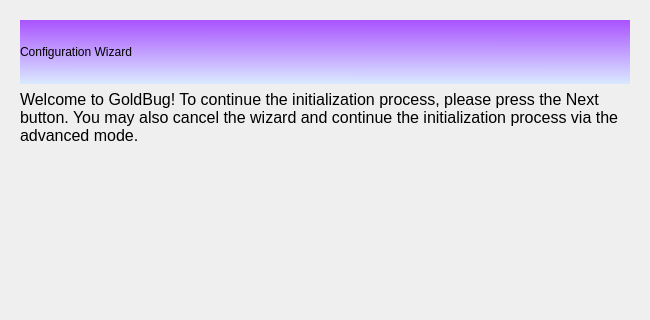
The window that branches/trunk/GoldBug-UI/spot-on-wizard.ui (textbrowser/spot-on) describes before a commit, drawn with Qt 5; both pictures show x 0 to 650 and y 0 to 320 of the 650 by 500 pixel window.
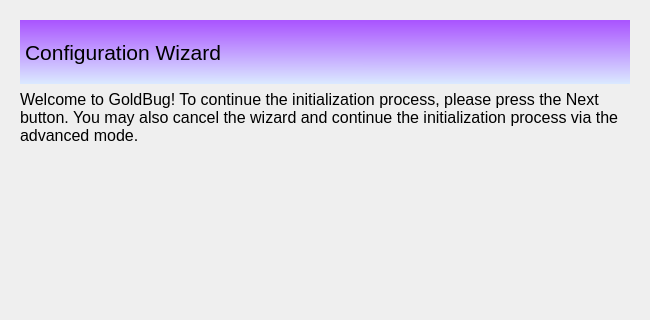
The same window after the commit. Icons and pictures are not drawn.

Commit message: Wizards be here.

```diff
--- a/branches/trunk/GoldBug-UI/spot-on-wizard.ui
+++ b/branches/trunk/GoldBug-UI/spot-on-wizard.ui
@@ -35,12 +35,20 @@
              <height>64</height>
             </size>
            </property>
+           <property name="font">
+            <font>
+             <pointsize>16</pointsize>
+            </font>
+           </property>
            <property name="styleSheet">
             <string notr="true">background-color: qlineargradient(spread:reflect, x1:0.023, y1:0.988636, x2:0.028, y2:0.011, stop:0 rgba(218, 232, 255, 255), stop:1 rgba(170, 85, 255, 255));</string>
            </property>
            <property name="text">
             <string>Configuration Wizard</string>
            </property>
+           <property name="indent">
+            <number>5</number>
+           </property>
           </widget>
          </item>
         </layout>
```
Left out of the diff: 57 changed lines with no effect on the pictures. The commit also changes 1 other file.
